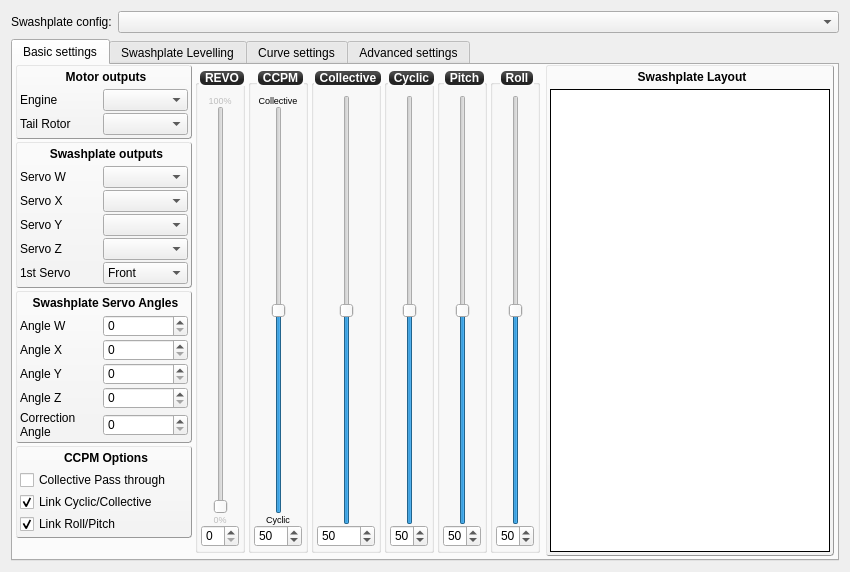
Old version of the form ground/openpilotgcs/src/plugins/config/airframe_ccpm.ui in the repository openpilot/OpenPilot.
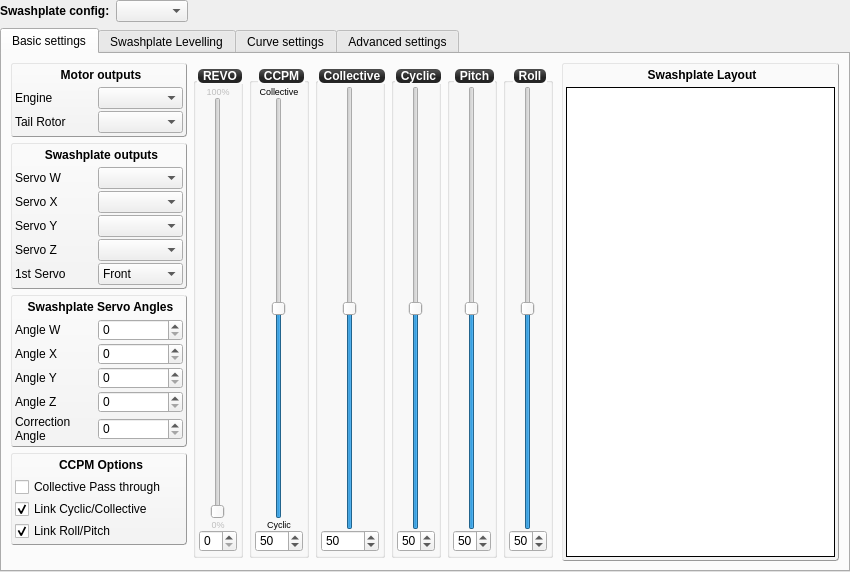
New version of the form. Icons and pictures are not drawn. Custom widgets are drawn as their Qt base class.

Commit message: OP-907 step 4: vehicle config UI cleanups

What changed in the file:
```diff
--- a/ground/openpilotgcs/src/plugins/config/airframe_ccpm.ui
+++ b/ground/openpilotgcs/src/plugins/config/airframe_ccpm.ui
@@ -29,30 +29,49 @@
    <bool>false</bool>
   </property>
   <layout class="QGridLayout" name="gridLayout_17">
+   <property name="margin">
+    <number>0</number>
+   </property>
    <item row="0" column="0">
     <layout class="QGridLayout" name="gridLayout_13">
      <item row="0" column="0">
-      <layout class="QFormLayout" name="formLayout_6">
-       <property name="fieldGrowthPolicy">
-        <enum>QFormLayout::AllNonFixedFieldsGrow</enum>
-       </property>
+      <layout class="QHBoxLayout" name="horizontalLayout_5">
        <property name="topMargin">
         <number>0</number>
        </property>
-       <item row="0" column="0">
+       <item>
         <widget class="QLabel" name="label">
+         <property name="font">
+          <font>
+           <weight>75</weight>
+           <bold>true</bold>
+          </font>
+         </property>
          <property name="text">
           <string>Swashplate config:</string>
          </property>
         </widget>
        </item>
-       <item row="0" column="1">
+       <item>
         <widget class="QComboBox" name="ccpmType">
          <property name="toolTip">
           <string>Select aircraft type here</string>
          </property>
         </widget>
        </item>
+       <item>
+        <spacer name="horizontalSpacer">
+         <property name="orientation">
+          <enum>Qt::Horizontal</enum>
+         </property>
+         <property name="sizeHint" stdset="0">
+          <size>
+           <width>40</width>
+           <height>20</height>
+          </size>
+         </property>
+        </spacer>
+       </item>
       </layout>
      </item>
      <item row="1" column="0">
@@ -86,28 +105,25 @@
 	top: 5px;
  }</string>
        </property>
+       <property name="tabShape">
+        <enum>QTabWidget::Rounded</enum>
+       </property>
        <property name="currentIndex">
         <number>0</number>
        </property>
+       <property name="documentMode">
+        <bool>false</bool>
+       </property>
        <widget class="QWidget" name="BasicTab">
         <attribute name="title">
          <string>Basic settings</string>
         </attribute>
         <layout class="QGridLayout" name="gridLayout_6">
-         <property name="leftMargin">
-          <number>3</number>
-         </property>
-         <property name="topMargin">
-          <number>0</number>
-         </property>
-         <property name="rightMargin">
-          <number>3</number>
-         </property>
-         <property name="bottomMargin">
-          <number>3</number>
+         <property name="margin">
+          <number>9</number>
          </property>
          <property name="spacing">
-          <number>3</number>
+          <number>6</number>
          </property>
          <item row="0" column="0">
           <layout class="QVBoxLayout" name="ccpmSettingsBox" stretch="0,1,1,0,0">
@@ -1231,22 +1247,6 @@
               <property name="margin">
                <number>3</number>
               </property>
-              <item>
-               <spacer name="verticalSpacer_10">
-                <property name="orientation">
-                 <enum>Qt::Vertical</enum>
-                </property>
-                <property name="sizeType">
-                 <enum>QSizePolicy::Minimum</enum>
-                </property>
-                <property name="sizeHint" stdset="0">
-                 <size>
-                  <width>20</width>
-                  <height>7</height>
-                 </size>
-                </property>
-               </spacer>
-              </item>
               <item>
                <widget class="QLabel" name="label_14">
                 <property name="enabled">
@@ -1267,26 +1267,13 @@
               </item>
               <item>
                <layout class="QHBoxLayout" name="horizontalLayout_2">
-                <item>
-                 <spacer name="horizontalSpacer_5">
-                  <property name="orientation">
-                   <enum>Qt::Horizontal</enum>
-                  </property>
-                  <property name="sizeHint" stdset="0">
-                   <size>
-                    <width>5</width>
-                    <height>25</height>
-                   </size>
-                  </property>
-                 </spacer>
-                </item>
                 <item>
                  <widget class="QSlider" name="ccpmRevoSlider">
                   <property name="enabled">
                    <bool>true</bool>
                   </property>
                   <property name="sizePolicy">
-                   <sizepolicy hsizetype="Fixed" vsizetype="Expanding">
+                   <sizepolicy hsizetype="Preferred" vsizetype="Expanding">
                     <horstretch>0</horstretch>
                     <verstretch>0</verstretch>
                    </sizepolicy>
@@ -1308,19 +1295,6 @@
                   </property>
                  </widget>
                 </item>
-                <item>
-                 <spacer name="horizontalSpacer_4">
-                  <property name="orientation">
-                   <enum>Qt::Horizontal</enum>
-                  </property>
-                  <property name="sizeHint" stdset="0">
-                   <size>
-                    <width>5</width>
-                    <height>25</height>
-                   </size>
-                  </property>
-                 </spacer>
-                </item>
                </layout>
               </item>
               <item>
@@ -1398,22 +1372,6 @@
               <property name="margin">
                <number>3</number>
               </property>
-              <item>
-               <spacer name="verticalSpacer_11">
-                <property name="orientation">
-                 <enum>Qt::Vertical</enum>
-                </property>
-                <property name="sizeType">
-                 <enum>QSizePolicy::Minimum</enum>
-                </property>
-                <property name="sizeHint" stdset="0">
-                 <size>
-                  <width>20</width>
-                  <height>7</height>
-                 </size>
-                </property>
-               </spacer>
-              </item>
               <item>
                <widget class="QLabel" name="label_15">
                 <property name="enabled">
@@ -1437,26 +1395,13 @@
               </item>
               <item>
                <layout class="QHBoxLayout" name="horizontalLayout">
-                <item>
-                 <spacer name="horizontalSpacer_3">
-                  <property name="orientation">
-                   <enum>Qt::Horizontal</enum>
-                  </property>
-                  <property name="sizeHint" stdset="0">
-                   <size>
-                    <width>5</width>
-                    <height>25</height>
-                   </size>
-                  </property>
-                 </spacer>
-                </item>
                 <item>
                  <widget class="QSlider" name="ccpmCollectiveSlider">
                   <property name="enabled">
                    <bool>true</bool>
                   </property>
                   <property name="sizePolicy">
-                   <sizepolicy hsizetype="Fixed" vsizetype="Expanding">
+                   <sizepolicy hsizetype="Preferred" vsizetype="Expanding">
                     <horstretch>0</horstretch>
                     <verstretch>0</verstretch>
                    </sizepolicy>
@@ -1481,19 +1426,6 @@
                   </property>
                  </widget>
                 </item>
-                <item>
-                 <spacer name="horizontalSpacer_2">
-                  <property name="orientation">
-                   <enum>Qt::Horizontal</enum>
-                  </property>
-                  <property name="sizeHint" stdset="0">
-                   <size>
-                    <width>5</width>
-                    <height>25</height>
-                   </size>
-                  </property>
-                 </spacer>
-                </item>
                </layout>
               </item>
               <item>
@@ -1581,44 +1513,15 @@
               <property name="margin">
                <number>3</number>
               </property>
-              <item>
-               <spacer name="verticalSpacer_12">
-                <property name="orientation">
-                 <enum>Qt::Vertical</enum>
-                </property>
-                <property name="sizeType">
-                 <enum>QSizePolicy::Minimum</enum>
-                </property>
-                <property name="sizeHint" stdset="0">
-                 <size>
-                  <width>20</width>
-                  <height>7</height>
-                 </size>
-                </property>
-               </spacer>
-              </item>
               <item>
                <layout class="QHBoxLayout" name="horizontalLayout_11">
-                <item>
-                 <spacer name="horizontalSpacer_15">
-                  <property name="orientation">
-                   <enum>Qt::Horizontal</enum>
-                  </property>
-                  <property name="sizeHint" stdset="0">
-                   <size>
-                    <width>5</width>
-                    <height>25</height>
-                   </size>
-                  </property>
-                 </spacer>
-                </item>
                 <item>
                  <widget class="QSlider" name="ccpmCollectiveScale">
                   <property name="enabled">
                    <bool>true</bool>
                   </property>
                   <property name="sizePolicy">
-                   <sizepolicy hsizetype="Fixed" vsizetype="Expanding">
+                   <sizepolicy hsizetype="Preferred" vsizetype="Expanding">
                     <horstretch>0</horstretch>
                     <verstretch>0</verstretch>
                    </sizepolicy>
@@ -1643,19 +1546,6 @@
                   </property>
                  </widget>
                 </item>
-                <item>
-                 <spacer name="horizontalSpacer_16">
-                  <property name="orientation">
-                   <enum>Qt::Horizontal</enum>
-                  </property>
-                  <property name="sizeHint" stdset="0">
-                   <size>
-                    <width>5</width>
-                    <height>25</height>
-                   </size>
-                  </property>
-                 </spacer>
-                </item>
                </layout>
               </item>
               <item>
@@ -1728,44 +1618,15 @@
               <property name="margin">
                <number>3</number>
               </property>
-              <item>
-               <spacer name="verticalSpacer_13">
-                <property name="orientation">
-                 <enum>Qt::Vertical</enum>
-                </property>
-                <property name="sizeType">
-                 <enum>QSizePolicy::Minimum</enum>
-                </property>
-                <property name="sizeHint" stdset="0">
-                 <size>
-                  <width>20</width>
-                  <height>7</height>
-                 </size>
-                </property>
-               </spacer>
-              </item>
               <item>
                <layout class="QHBoxLayout" name="horizontalLayout_7">
-                <item>
-                 <spacer name="horizontalSpacer_9">
-                  <property name="orientation">
-                   <enum>Qt::Horizontal</enum>
-                  </property>
-                  <property name="sizeHint" stdset="0">
-                   <size>
-                    <width>5</width>
-                    <height>25</height>
-                   </size>
-                  </property>
-                 </spacer>
-                </item>
                 <item>
                  <widget class="QSlider" name="ccpmCyclicScale">
                   <property name="enabled">
                    <bool>true</bool>
                   </property>
                   <property name="sizePolicy">
-                   <sizepolicy hsizetype="Fixed" vsizetype="Expanding">
+                   <sizepolicy hsizetype="Preferred" vsizetype="Expanding">
                     <horstretch>0</horstretch>
                     <verstretch>0</verstretch>
                    </sizepolicy>
@@ -1790,19 +1651,6 @@
                   </property>
                  </widget>
                 </item>
-                <item>
-                 <spacer name="horizontalSpacer_10">
-                  <property name="orientation">
-                   <enum>Qt::Horizontal</enum>
-                  </property>
-                  <property name="sizeHint" stdset="0">
-                   <size>
-                    <width>5</width>
-                    <height>25</height>
-                   </size>
-                  </property>
-                 </spacer>
-                </item>
                </layout>
               </item>
               <item>
@@ -1872,44 +1720,15 @@
               <property name="margin">
                <number>3</number>
               </property>
-              <item>
-               <spacer name="verticalSpacer_14">
-                <property name="orientation">
-                 <enum>Qt::Vertical</enum>
-                </property>
-                <property name="sizeType">
-                 <enum>QSizePolicy::Minimum</enum>
-                </property>
-                <property name="sizeHint" stdset="0">
-                 <size>
-                  <width>20</width>
-                  <height>7</height>
-                 </size>
-                </property>
-               </spacer>
-              </item>
               <item>
                <layout class="QHBoxLayout" name="horizontalLayout_12">
-                <item>
-                 <spacer name="horizontalSpacer_17">
-                  <property name="orientation">
-                   <enum>Qt::Horizontal</enum>
-                  </property>
-                  <property name="sizeHint" stdset="0">
-                   <size>
-                    <width>5</width>
-                    <height>25</height>
-                   </size>
-                  </property>
-                 </spacer>
-                </item>
                 <item>
                  <widget class="QSlider" name="ccpmPitchScale">
                   <property name="enabled">
                    <bool>true</bool>
                   </property>
                   <property name="sizePolicy">
-                   <sizepolicy hsizetype="Fixed" vsizetype="Expanding">
+                   <sizepolicy hsizetype="Preferred" vsizetype="Expanding">
                     <horstretch>0</horstretch>
                     <verstretch>0</verstretch>
                    </sizepolicy>
@@ -1934,19 +1753,6 @@
                   </property>
                  </widget>
                 </item>
-                <item>
-                 <spacer name="horizontalSpacer_18">
-                  <property name="orientation">
-                   <enum>Qt::Horizontal</enum>
-                  </property>
-                  <property name="sizeHint" stdset="0">
-                   <size>
-                    <width>5</width>
-                    <height>25</height>
-                   </size>
-                  </property>
-                 </spacer>
-                </item>
                </layout>
               </item>
               <item>
@@ -2016,44 +1822,15 @@
               <property name="margin">
                <number>3</number>
               </property>
-              <item>
-               <spacer name="verticalSpacer_15">
-                <property name="orientation">
-                 <enum>Qt::Vertical</enum>
-                </property>
-                <property name="sizeType">
-                 <enum>QSizePolicy::Minimum</enum>
-                </property>
-                <property name="sizeHint" stdset="0">
-                 <size>
-                  <width>20</width>
-                  <height>7</height>
-                 </size>
-                </property>
-               </spacer>
-              </item>
               <item>
                <layout class="QHBoxLayout" name="horizontalLayout_8">
-                <item>
-                 <spacer name="horizontalSpacer_11">
-                  <property name="orientation">
-                   <enum>Qt::Horizontal</enum>
-                  </property>
-                  <property name="sizeHint" stdset="0">
-                   <size>
-                    <width>5</width>
-                    <height>25</height>
-                   </size>
-                  </property>
-                 </spacer>
-                </item>
                 <item>
                  <widget class="QSlider" name="ccpmRollScale">
                   <property name="enabled">
                    <bool>true</bool>
                   </property>
                   <property name="sizePolicy">
-                   <sizepolicy hsizetype="Fixed" vsizetype="Expanding">
+                   <sizepolicy hsizetype="Preferred" vsizetype="Expanding">
                     <horstretch>0</horstretch>
                     <verstretch>0</verstretch>
                    </sizepolicy>
@@ -2078,19 +1855,6 @@
                   </property>
                  </widget>
                 </item>
-                <item>
-                 <spacer name="horizontalSpacer_12">
-                  <property name="orientation">
-                   <enum>Qt::Horizontal</enum>
-                  </property>
-                  <property name="sizeHint" stdset="0">
-                   <size>
-                    <width>5</width>
-                    <height>25</height>
-                   </size>
-                  </property>
-                 </spacer>
-                </item>
                </layout>
               </item>
               <item>
@@ -2119,10 +1883,10 @@
         </attribute>
         <layout class="QGridLayout" name="gridLayout_8">
          <property name="margin">
-          <number>3</number>
+          <number>9</number>
          </property>
          <property name="spacing">
-          <number>3</number>
+          <number>6</number>
          </property>
          <item row="0" column="0">
           <layout class="QVBoxLayout" name="verticalLayout_8">
@@ -2502,26 +2266,13 @@
             </item>
             <item>
              <layout class="QHBoxLayout" name="horizontalLayout_4">
-              <item>
-               <spacer name="horizontalSpacer_7">
-                <property name="orientation">
-                 <enum>Qt::Horizontal</enum>
-                </property>
-                <property name="sizeHint" stdset="0">
-                 <size>
-                  <width>5</width>
-                  <height>25</height>
-                 </size>
-                </property>
-               </spacer>
-              </item>
               <item>
                <widget class="QSlider" name="SwashLvlPositionSlider">
                 <property name="enabled">
                  <bool>true</bool>
                 </property>
                 <property name="sizePolicy">
-                 <sizepolicy hsizetype="Fixed" vsizetype="Expanding">
+                 <sizepolicy hsizetype="Preferred" vsizetype="Expanding">
                   <horstretch>0</horstretch>
                   <verstretch>0</verstretch>
                  </sizepolicy>
@@ -2546,19 +2297,6 @@
                 </property>
                </widget>
               </item>
-              <item>
-               <spacer name="horizontalSpacer_8">
-                <property name="orientation">
-                 <enum>Qt::Horizontal</enum>
-                </property>
-                <property name="sizeHint" stdset="0">
-                 <size>
-                  <width>5</width>
-                  <height>25</height>
-                 </size>
-                </property>
-               </spacer>
-              </item>
              </layout>
             </item>
             <item>
@@ -2764,10 +2502,10 @@
         </attribute>
         <layout class="QGridLayout" name="gridLayout_7">
          <property name="margin">
-          <number>3</number>
+          <number>9</number>
          </property>
          <property name="spacing">
-          <number>3</number>
+          <number>6</number>
          </property>
          <item row="0" column="0">
           <layout class="QHBoxLayout" name="horizontalLayout_6"/>
@@ -2958,10 +2696,10 @@
         </attribute>
         <layout class="QGridLayout" name="gridLayout_4">
          <property name="margin">
-          <number>3</number>
+          <number>9</number>
          </property>
          <property name="spacing">
-          <number>3</number>
+          <number>6</number>
          </property>
          <item row="0" column="0">
           <widget class="QTableWidget" name="ccpmAdvancedSettingsTable">
```
Left out of the diff: 64 changed lines with no effect on the pictures. The commit also changes 5 other files.
